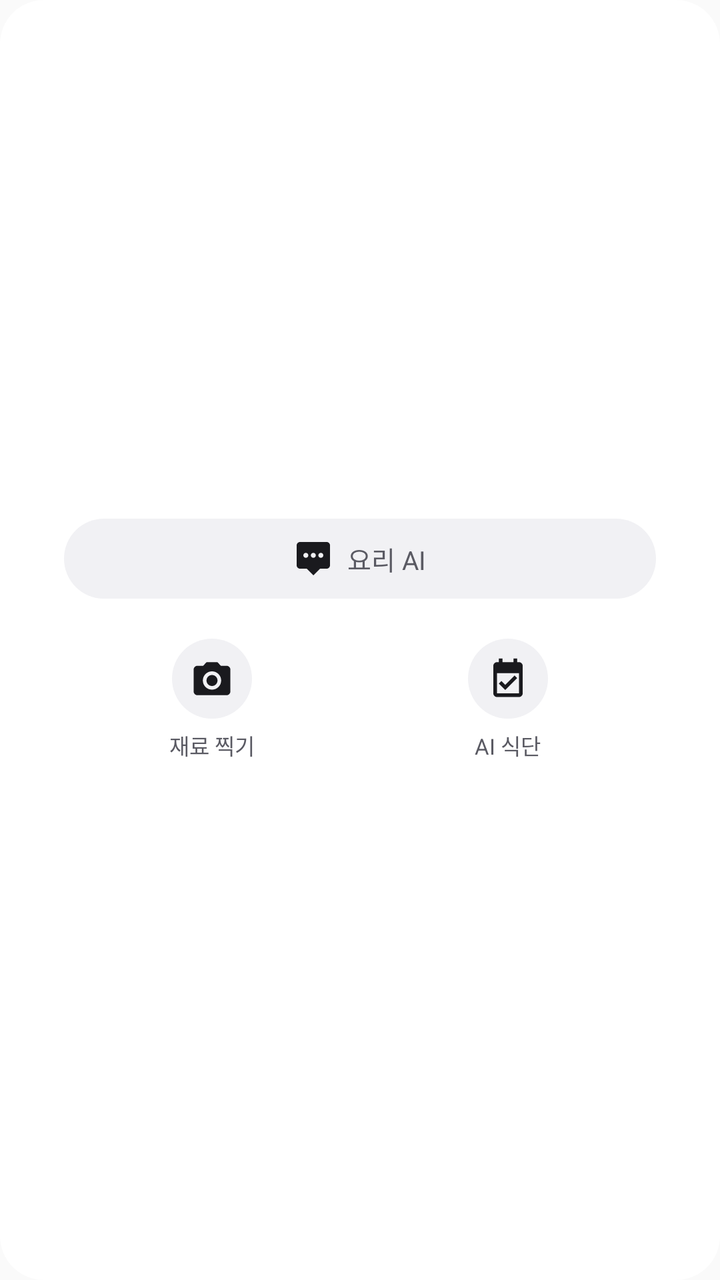
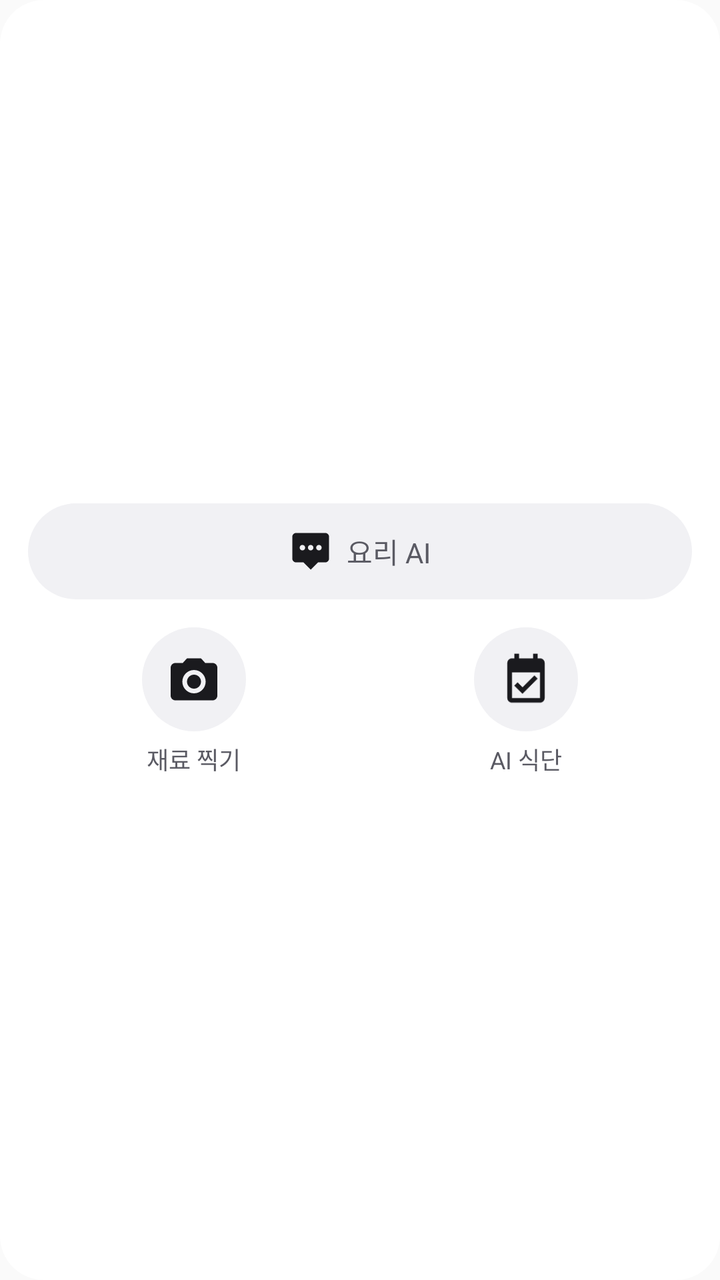

Two renders of the same Android screen: before a commit and after it. Below are the layout's source before the change and the commit's diff.
<!-- AndroidManifest.xml: application theme AppTheme -->
<!-- res/layout/widget_quick_square.xml -->
<?xml version="1.0" encoding="utf-8"?>
<LinearLayout xmlns:android="http://schemas.android.com/apk/res/android"
    android:layout_width="match_parent"
    android:layout_height="match_parent"
    android:orientation="vertical"
    android:background="@drawable/widget_card_bg"
    android:paddingLeft="14dp"
    android:paddingRight="14dp"
    android:paddingTop="14dp"
    android:paddingBottom="14dp"
    android:gravity="center">

    
    <LinearLayout
        android:id="@+id/widget_chat_button"
        android:layout_width="match_parent"
        android:layout_height="40dp"
        android:layout_marginLeft="18dp"
        android:layout_marginRight="18dp"
        android:orientation="horizontal"
        android:gravity="center"
        android:background="@drawable/widget_pill_bg"
        android:paddingLeft="12dp"
        android:paddingRight="12dp"
        android:contentDescription="@string/widget_chat_label">

        <ImageView
            android:layout_width="20dp"
            android:layout_height="20dp"
            android:src="@drawable/ic_widget_chat"
            android:importantForAccessibility="no" />

        <TextView
            android:layout_width="wrap_content"
            android:layout_height="wrap_content"
            android:layout_marginStart="7dp"
            android:text="@string/widget_chat_label"
            android:textSize="13sp"
            android:textColor="@color/widget_label"
            android:maxLines="1" />
    </LinearLayout>

    
    <LinearLayout
        android:layout_width="match_parent"
        android:layout_height="wrap_content"
        android:orientation="horizontal"
        android:layout_marginTop="20dp"
        android:paddingLeft="18dp"
        android:paddingRight="18dp"
        android:gravity="center">

        <LinearLayout
            android:id="@+id/widget_camera_button"
            android:layout_width="0dp"
            android:layout_height="wrap_content"
            android:layout_weight="1"
            android:orientation="vertical"
            android:gravity="center"
            android:contentDescription="@string/widget_camera_label">

            <ImageView
                android:layout_width="40dp"
                android:layout_height="40dp"
                android:background="@drawable/widget_circle_bg"
                android:padding="9dp"
                android:src="@drawable/ic_widget_camera"
                android:importantForAccessibility="no" />

            <TextView
                android:layout_width="wrap_content"
                android:layout_height="wrap_content"
                android:layout_marginTop="5dp"
                android:text="@string/widget_camera_label"
                android:textSize="11sp"
                android:textColor="@color/widget_label"
                android:maxLines="1" />
        </LinearLayout>

        <LinearLayout
            android:id="@+id/widget_plan_button"
            android:layout_width="0dp"
            android:layout_height="wrap_content"
            android:layout_weight="1"
            android:orientation="vertical"
            android:gravity="center"
            android:contentDescription="@string/widget_plan_label">

            <ImageView
                android:layout_width="40dp"
                android:layout_height="40dp"
                android:background="@drawable/widget_circle_bg"
                android:padding="9dp"
                android:src="@drawable/ic_widget_plan"
                android:importantForAccessibility="no" />

            <TextView
                android:layout_width="wrap_content"
                android:layout_height="wrap_content"
                android:layout_marginTop="5dp"
                android:text="@string/widget_plan_label"
                android:textSize="11sp"
                android:textColor="@color/widget_label"
                android:maxLines="1" />
        </LinearLayout>
    </LinearLayout>
</LinearLayout>
<!-- resources referenced by this layout -->
<resources>
  <color name="widget_label">#5A5A63</color>
  <!-- drawable ic_widget_camera (drawable) -->
  <?xml version="1.0" encoding="utf-8"?>
  <vector xmlns:android="http://schemas.android.com/apk/res/android"
      android:width="24dp"
      android:height="24dp"
      android:viewportWidth="24"
      android:viewportHeight="24"
      android:tint="#1A1A1E">
      <path
          android:fillColor="#FF000000"
          android:pathData="M9,3L7.17,5L4,5C2.9,5 2,5.9 2,7L2,19C2,20.1 2.9,21 4,21L20,21C21.1,21 22,20.1 22,19L22,7C22,5.9 21.1,5 20,5L16.83,5L15,3L9,3ZM12,8C14.76,8 17,10.24 17,13C17,15.76 14.76,18 12,18C9.24,18 7,15.76 7,13C7,10.24 9.24,8 12,8ZM12,10C10.34,10 9,11.34 9,13C9,14.66 10.34,16 12,16C13.66,16 15,14.66 15,13C15,11.34 13.66,10 12,10Z" />
  </vector>
  <!-- drawable ic_widget_chat (drawable) -->
  <?xml version="1.0" encoding="utf-8"?>
  <vector xmlns:android="http://schemas.android.com/apk/res/android"
      android:width="24dp"
      android:height="24dp"
      android:viewportWidth="24"
      android:viewportHeight="24"
      android:tint="@color/widget_icon">
      <path
          android:fillColor="#FF000000"
          android:pathData="M20,2L4,2C2.9,2 2,2.9 2,4L2,16C2,17.1 2.9,18 4,18L8,18L12,22L16,18L20,18C21.1,18 22,17.1 22,16L22,4C22,2.9 21.1,2 20,2ZM7.5,11.5C6.67,11.5 6,10.83 6,10C6,9.17 6.67,8.5 7.5,8.5C8.33,8.5 9,9.17 9,10C9,10.83 8.33,11.5 7.5,11.5ZM12,11.5C11.17,11.5 10.5,10.83 10.5,10C10.5,9.17 11.17,8.5 12,8.5C12.83,8.5 13.5,9.17 13.5,10C13.5,10.83 12.83,11.5 12,11.5ZM16.5,11.5C15.67,11.5 15,10.83 15,10C15,9.17 15.67,8.5 16.5,8.5C17.33,8.5 18,9.17 18,10C18,10.83 17.33,11.5 16.5,11.5Z" />
  </vector>
  <!-- drawable ic_widget_plan (drawable) -->
  <?xml version="1.0" encoding="utf-8"?>
  <vector xmlns:android="http://schemas.android.com/apk/res/android"
      android:width="24dp"
      android:height="24dp"
      android:viewportWidth="24"
      android:viewportHeight="24"
      android:tint="@color/widget_icon">
      <path
          android:fillColor="#FF000000"
          android:pathData="M17,3L17,1L15,1L15,3L9,3L9,1L7,1L7,3L6,3C4.9,3 4,3.9 4,5L4,20C4,21.1 4.9,22 6,22L18,22C19.1,22 20,21.1 20,20L20,5C20,3.9 19.1,3 18,3L17,3ZM18,20L6,20L6,9L18,9L18,20ZM10.5,18.2L7,14.7L8.4,13.3L10.5,15.4L15.6,10.3L17,11.7L10.5,18.2Z" />
  </vector>
  <!-- drawable widget_card_bg (drawable) -->
  <?xml version="1.0" encoding="utf-8"?>
  <shape xmlns:android="http://schemas.android.com/apk/res/android"
      android:shape="rectangle">
      <solid android:color="@color/widget_card" />
      <corners android:radius="22dp" />
  </shape>
  <!-- drawable widget_circle_bg (drawable) -->
  <?xml version="1.0" encoding="utf-8"?>
  <shape xmlns:android="http://schemas.android.com/apk/res/android"
      android:shape="oval">
      <solid android:color="@color/widget_circle" />
  </shape>
  <!-- drawable widget_pill_bg (drawable) -->
  <?xml version="1.0" encoding="utf-8"?>
  <shape xmlns:android="http://schemas.android.com/apk/res/android"
      android:shape="rectangle">
      <solid android:color="@color/widget_circle" />
      <corners android:radius="9999dp" />
  </shape>
  <string name="widget_camera_label">재료 찍기</string>
  <string name="widget_chat_label">요리 AI</string>
  <string name="widget_plan_label">AI 식단</string>
  <style name="AppTheme" parent="Theme.AppCompat.Light.DarkActionBar">
          
          <item name="colorPrimary">@color/colorPrimary</item>
          <item name="colorPrimaryDark">@color/colorPrimaryDark</item>
          <item name="colorAccent">@color/colorAccent</item>
      </style>
  <color name="widget_icon">#1A1A1E</color>
  <color name="widget_card">#FFFFFF</color>
  <color name="widget_circle">#F1F1F4</color>
</resources>

<!-- the commit's change to res/layout/widget_quick_square.xml (unified diff, before → after) -->
@@ -4,19 +4,19 @@
     android:layout_height="match_parent"
     android:orientation="vertical"
     android:background="@drawable/widget_card_bg"
-    android:paddingLeft="14dp"
-    android:paddingRight="14dp"
-    android:paddingTop="14dp"
-    android:paddingBottom="14dp"
+    android:paddingLeft="10dp"
+    android:paddingRight="10dp"
+    android:paddingTop="12dp"
+    android:paddingBottom="12dp"
     android:gravity="center">
 
     
     <LinearLayout
         android:id="@+id/widget_chat_button"
         android:layout_width="match_parent"
-        android:layout_height="40dp"
-        android:layout_marginLeft="18dp"
-        android:layout_marginRight="18dp"
+        android:layout_height="48dp"
+        android:layout_marginLeft="4dp"
+        android:layout_marginRight="4dp"
         android:orientation="horizontal"
         android:gravity="center"
         android:background="@drawable/widget_pill_bg"
@@ -25,8 +25,8 @@
         android:contentDescription="@string/widget_chat_label">
 
         <ImageView
-            android:layout_width="20dp"
-            android:layout_height="20dp"
+            android:layout_width="22dp"
+            android:layout_height="22dp"
             android:src="@drawable/ic_widget_chat"
             android:importantForAccessibility="no" />
 
@@ -35,7 +35,7 @@
             android:layout_height="wrap_content"
             android:layout_marginStart="7dp"
             android:text="@string/widget_chat_label"
-            android:textSize="13sp"
+            android:textSize="14sp"
             android:textColor="@color/widget_label"
             android:maxLines="1" />
     </LinearLayout>
@@ -45,9 +45,9 @@
         android:layout_width="match_parent"
         android:layout_height="wrap_content"
         android:orientation="horizontal"
-        android:layout_marginTop="20dp"
-        android:paddingLeft="18dp"
-        android:paddingRight="18dp"
+        android:layout_marginTop="14dp"
+        android:paddingLeft="4dp"
+        android:paddingRight="4dp"
         android:gravity="center">
 
         <LinearLayout
@@ -60,10 +60,10 @@
             android:contentDescription="@string/widget_camera_label">
 
             <ImageView
-                android:layout_width="40dp"
-                android:layout_height="40dp"
+                android:layout_width="52dp"
+                android:layout_height="52dp"
                 android:background="@drawable/widget_circle_bg"
-                android:padding="9dp"
+                android:padding="12dp"
                 android:src="@drawable/ic_widget_camera"
                 android:importantForAccessibility="no" />
 
@@ -72,7 +72,7 @@
                 android:layout_height="wrap_content"
                 android:layout_marginTop="5dp"
                 android:text="@string/widget_camera_label"
-                android:textSize="11sp"
+                android:textSize="12sp"
                 android:textColor="@color/widget_label"
                 android:maxLines="1" />
         </LinearLayout>
@@ -87,10 +87,10 @@
             android:contentDescription="@string/widget_plan_label">
 
             <ImageView
-                android:layout_width="40dp"
-                android:layout_height="40dp"
+                android:layout_width="52dp"
+                android:layout_height="52dp"
                 android:background="@drawable/widget_circle_bg"
-                android:padding="9dp"
+                android:padding="12dp"
                 android:src="@drawable/ic_widget_plan"
                 android:importantForAccessibility="no" />
 
@@ -99,7 +99,7 @@
                 android:layout_height="wrap_content"
                 android:layout_marginTop="5dp"
                 android:text="@string/widget_plan_label"
-                android:textSize="11sp"
+                android:textSize="12sp"
                 android:textColor="@color/widget_label"
                 android:maxLines="1" />
         </LinearLayout>
